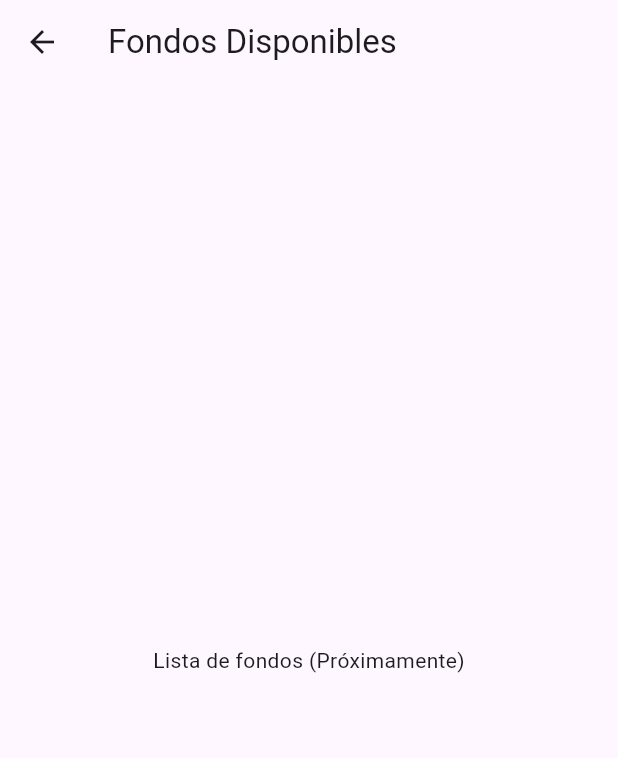
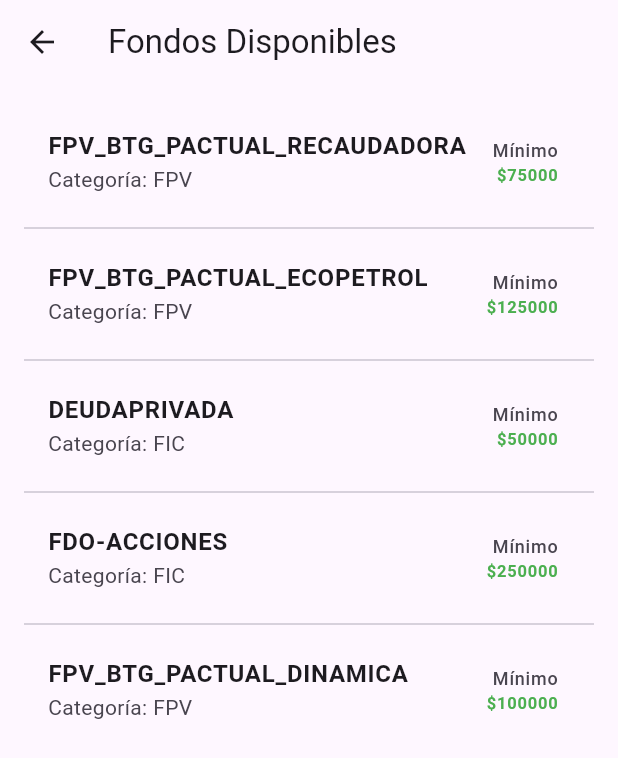
Before and after one commit to alejogrande/flutter-frontend-test-btg, a Flutter app: the screen it shows after launch, after a tap on "Explorar Fondos", on a phone screen of 412 x 824 dp. Shown: the top 758 px of the screen. Run offline on Flutter 3.47's test engine with Material 3 defaults, Android fonts, the phone set to English and light mode, and no system bars; our stand-ins replace flutter_bloc, get_it.

Commit message:
add domain, data layers and mock datasource for funds

```diff
--- /dev/null
+++ b/lib/data/datasources/fund_remote_datasource.dart
@@ -0,0 +1,23 @@
+import '../models/fund_model.dart';
+
+abstract class FundRemoteDataSource {
+  Future<List<FundModel>> getAvailableFunds();
+}
+
+class FundMockDataSourceImpl implements FundRemoteDataSource {
+  @override
+  Future<List<FundModel>> getAvailableFunds() async {
+    // Simulacion de latencia de red de 1 segundo
+    await Future.delayed(const Duration(seconds: 1));
+
+    final mockData = [
+      {'id': '1', 'name': 'FPV_BTG_PACTUAL_RECAUDADORA', 'minimumAmount': 75000, 'category': 'FPV'},
+      {'id': '2', 'name': 'FPV_BTG_PACTUAL_ECOPETROL', 'minimumAmount': 125000, 'category': 'FPV'},
+      {'id': '3', 'name': 'DEUDAPRIVADA', 'minimumAmount': 50000, 'category': 'FIC'},
+      {'id': '4', 'name': 'FDO-ACCIONES', 'minimumAmount': 250000, 'category': 'FIC'},
+      {'id': '5', 'name': 'FPV_BTG_PACTUAL_DINAMICA', 'minimumAmount': 100000, 'category': 'FPV'},
+    ];
+
+    return mockData.map((json) => FundModel.fromJson(json)).toList();
+  }
+}
--- /dev/null
+++ b/lib/data/models/fund_model.dart
@@ -0,0 +1,19 @@
+import 'package:btg_funds_app/domain/entities/fund_entity.dart';
+
+class FundModel extends FundEntity {
+  FundModel({
+    required super.id,
+    required super.name,
+    required super.minimumAmount,
+    required super.category,
+  });
+
+  factory FundModel.fromJson(Map<String, dynamic> json) {
+    return FundModel(
+      id: json['id'],
+      name: json['name'],
+      minimumAmount: (json['minimumAmount'] as num).toDouble(),
+      category: json['category'],
+    );
+  }
+}
--- /dev/null
+++ b/lib/data/repositories/fund_repository_impl.dart
@@ -0,0 +1,15 @@
+import 'package:btg_funds_app/data/datasources/fund_remote_datasource.dart';
+
+import '../../domain/entities/fund_entity.dart';
+import '../../domain/repositories/fund_repository.dart';
+
+class FundRepositoryImpl implements FundRepository {
+  final FundRemoteDataSource remoteDataSource;
+
+  FundRepositoryImpl({required this.remoteDataSource});
+
+  @override
+  Future<List<FundEntity>> getAvailableFunds() {
+    return remoteDataSource.getAvailableFunds();
+  }
+}
--- a/lib/dependency_injection/dependency_injection.dart
+++ b/lib/dependency_injection/dependency_injection.dart
@@ -1,8 +1,29 @@
+import 'package:btg_funds_app/data/datasources/fund_remote_datasource.dart';
+import 'package:btg_funds_app/data/repositories/fund_repository_impl.dart';
+import 'package:btg_funds_app/domain/repositories/fund_repository.dart';
+import 'package:btg_funds_app/domain/use_cases/get_available_funds_use_case.dart';
+import 'package:btg_funds_app/presentation/features/funds_explorer/bloc/funds_bloc.dart';
 import 'package:btg_funds_app/presentation/navigation/navigation_cubit.dart';
 import 'package:get_it/get_it.dart';
 
 final sl = GetIt.instance;
 
-Future<void> init() async {
+void init() {
+
+  //Blocs
+  sl.registerFactory(() => FundsBloc(getAvailableFundsUseCase: sl()));
+
+  // Use Cases
+  sl.registerLazySingleton(() => GetAvailableFundsUseCase(repository: sl()));
+
+  // DataSources
+  sl.registerLazySingleton<FundRemoteDataSource>(() => FundMockDataSourceImpl());
+
+  // Repositories
+  sl.registerLazySingleton<FundRepository>(
+    () => FundRepositoryImpl(remoteDataSource: sl()),
+  );
+
+  // Navigation
   sl.registerLazySingleton(() => NavigationCubit());
 }
--- /dev/null
+++ b/lib/domain/entities/fund_entity.dart
@@ -0,0 +1,13 @@
+class FundEntity {
+  final String id;
+  final String name;
+  final double minimumAmount;
+  final String category;
+
+  FundEntity({
+    required this.id,
+    required this.name,
+    required this.minimumAmount,
+    required this.category,
+  });
+}
--- /dev/null
+++ b/lib/domain/repositories/fund_repository.dart
@@ -0,0 +1,5 @@
+import '../entities/fund_entity.dart';
+
+abstract class FundRepository {
+  Future<List<FundEntity>> getAvailableFunds();
+}
--- /dev/null
+++ b/lib/domain/use_cases/get_available_funds_use_case.dart
@@ -0,0 +1,13 @@
+import 'package:btg_funds_app/domain/entities/fund_entity.dart';
+import 'package:btg_funds_app/domain/repositories/fund_repository.dart';
+
+class GetAvailableFundsUseCase {
+  final FundRepository repository;
+
+  GetAvailableFundsUseCase({required this.repository});
+
+  // El método 'call' permite ejecutar: _getAvailableFundsUseCase()
+  Future<List<FundEntity>> call() async {
+    return await repository.getAvailableFunds();
+  }
+}
--- a/lib/main.dart
+++ b/lib/main.dart
@@ -12,7 +12,7 @@ void main() async {
   WidgetsFlutterBinding.ensureInitialized();
 
   // Inicializa GetIt (Inyector de dependencias)
-  await di.init();
+  di.init();
 
   runApp(const MyApp());
 }
@@ -23,7 +23,7 @@ class MyApp extends StatelessWidget {
   @override
   Widget build(BuildContext context) {
     return BlocProvider(
-      // Obtenemos la instancia del Cubit desde el Service Locator (GetIt)
+      // Se obtiene la instancia del Cubit desde el Service Locator (GetIt)
       create: (_) => di.sl<NavigationCubit>(),
       child: MaterialApp.router(
         title: 'BTG Pactual - Prueba Técnica',
--- /dev/null
+++ b/lib/presentation/features/funds_explorer/bloc/funds_bloc.dart
@@ -0,0 +1,20 @@
+import 'package:flutter_bloc/flutter_bloc.dart';
+import 'funds_event.dart';
+import 'funds_state.dart';
+import '../../../../domain/use_cases/get_available_funds_use_case.dart';
+
+class FundsBloc extends Bloc<FundsEvent, FundsState> {
+  final GetAvailableFundsUseCase getAvailableFundsUseCase;
+
+  FundsBloc({required this.getAvailableFundsUseCase}) : super(FundsInitial()) {
+    on<FetchFundsEvent>((event, emit) async {
+      emit(FundsLoading());
+      try {
+        final funds = await getAvailableFundsUseCase();
+        emit(FundsLoaded(funds));
+      } catch (e) {
+        emit(FundsError("No se pudieron cargar los fondos. Inténtalo de nuevo."));
+      }
+    });
+  }
+}
--- /dev/null
+++ b/lib/presentation/features/funds_explorer/bloc/funds_event.dart
@@ -0,0 +1,3 @@
+abstract class FundsEvent {}
+
+class FetchFundsEvent extends FundsEvent {}
--- /dev/null
+++ b/lib/presentation/features/funds_explorer/bloc/funds_state.dart
@@ -0,0 +1,17 @@
+import 'package:btg_funds_app/domain/entities/fund_entity.dart';
+
+abstract class FundsState {}
+
+class FundsInitial extends FundsState {}
+
+class FundsLoading extends FundsState {}
+
+class FundsLoaded extends FundsState {
+  final List<FundEntity> funds;
+  FundsLoaded(this.funds);
+}
+
+class FundsError extends FundsState {
+  final String message;
+  FundsError(this.message);
+}
--- a/lib/presentation/features/funds_explorer/funds_list_screen.dart
+++ b/lib/presentation/features/funds_explorer/funds_list_screen.dart
@@ -1,14 +1,20 @@
+import 'package:btg_funds_app/dependency_injection/dependency_injection.dart';
 import 'package:btg_funds_app/presentation/navigation/navigation_cubit.dart';
 import 'package:flutter/material.dart';
 import 'package:flutter_bloc/flutter_bloc.dart';
-
+import 'bloc/funds_bloc.dart';
+import 'bloc/funds_event.dart';
+import 'bloc/funds_state.dart';
 
 class FundsListScreen extends StatelessWidget {
   const FundsListScreen({super.key});
 
   @override
   Widget build(BuildContext context) {
-    return Scaffold(
+    // 1. Envolvemos con el BlocProvider recuperando la instancia de GetIt (sl)
+    return BlocProvider(
+      create: (context) => sl<FundsBloc>()..add(FetchFundsEvent()),
+      child: Scaffold(
         appBar: AppBar(
           title: const Text('Fondos Disponibles'),
           leading: IconButton(
@@ -16,8 +22,68 @@ class FundsListScreen extends StatelessWidget {
             onPressed: () => context.read<NavigationCubit>().goToHome(),
           ),
         ),
-      body: const Center(
-        child: Text('Lista de fondos (Próximamente)'),
+        body: BlocBuilder<FundsBloc, FundsState>(
+          builder: (context, state) {
+            // 2. Manejo de estado: Cargando
+            if (state is FundsLoading) {
+              return const Center(child: CircularProgressIndicator());
+            }
+
+            // 3. Manejo de estado: Éxito (Lista cargada)
+            if (state is FundsLoaded) {
+              return ListView.separated(
+                padding: const EdgeInsets.all(16),
+                itemCount: state.funds.length,
+                separatorBuilder: (_, __) => const Divider(),
+                itemBuilder: (context, index) {
+                  final fund = state.funds[index];
+                  return ListTile(
+                    title: Text(
+                      fund.name,
+                      style: const TextStyle(fontWeight: FontWeight.bold),
+                    ),
+                    subtitle: Text('Categoría: ${fund.category}'),
+                    trailing: Column(
+                      mainAxisAlignment: MainAxisAlignment.center,
+                      crossAxisAlignment: CrossAxisAlignment.end,
+                      children: [
+                        const Text('Mínimo', style: TextStyle(fontSize: 12)),
+                        Text(
+                          '\$${fund.minimumAmount.toStringAsFixed(0)}',
+                          style: const TextStyle(
+                            color: Colors.green,
+                            fontWeight: FontWeight.bold,
+                          ),
+                        ),
+                      ],
+                    ),
+                    onTap: () {
+                      // Aquí irá la lógica para abrir el modal de suscripción
+                    },
+                  );
+                },
+              );
+            }
+
+            // 4. Manejo de estado: Error
+            if (state is FundsError) {
+              return Center(
+                child: Column(
+                  mainAxisAlignment: MainAxisAlignment.center,
+                  children: [
+                    Text(state.message, textAlign: TextAlign.center),
+                    ElevatedButton(
+                      onPressed: () => context.read<FundsBloc>().add(FetchFundsEvent()),
+                      child: const Text('Reintentar'),
+                    ),
+                  ],
+                ),
+              );
+            }
+
+            return const SizedBox.shrink();
+          },
+        ),
       ),
     );
   }
```
Also changed, not shown: lib/presentation/navigation/nav_state.dart (deleted), 1 other file. Lines whose indentation alone changed are shown as unchanged.
